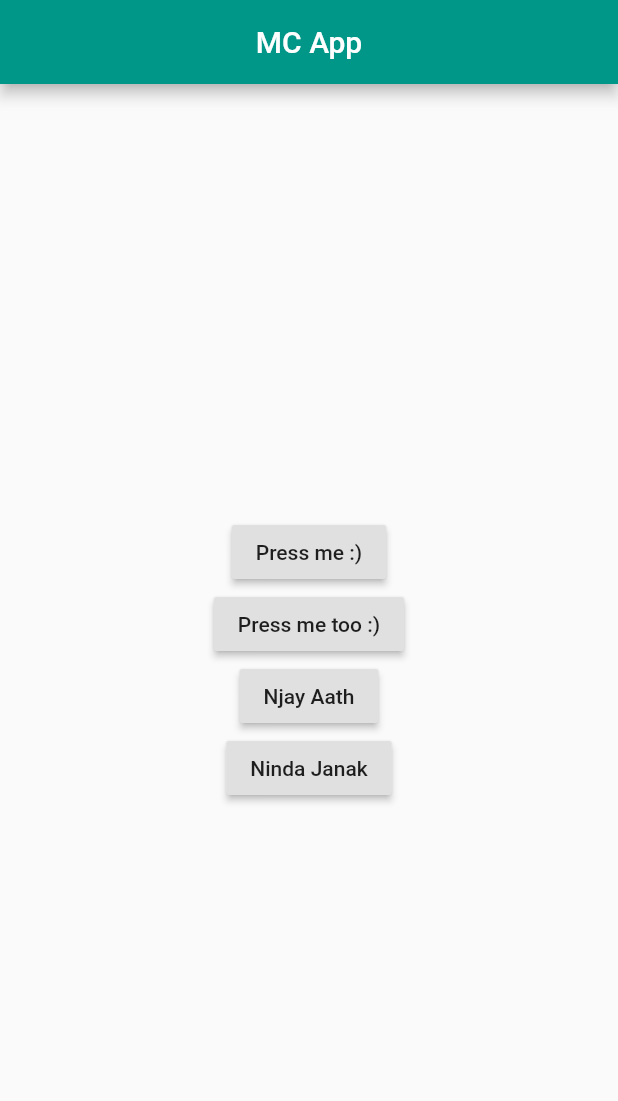
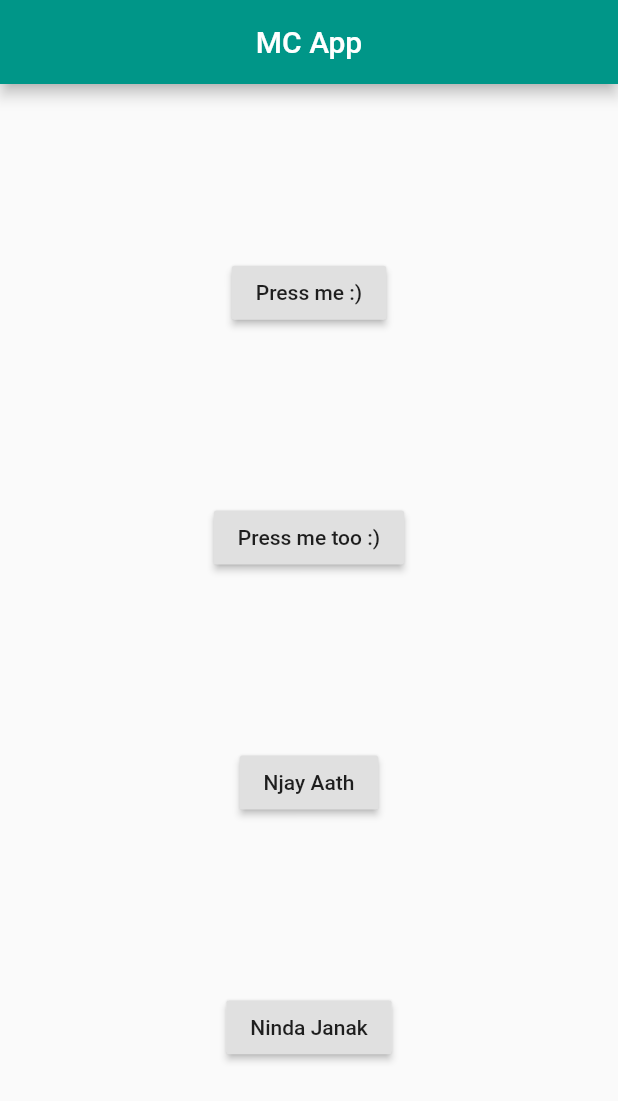
Before and after one commit to thecodepapaya/MC-App, a Flutter app: the screen it shows after launch, on a phone screen of 412 x 824 dp. Shown: the top 1101 px of the screen. Run offline on Flutter 3.47's test engine with Material 2 defaults, Android fonts, the phone set to English and light mode, and no system bars; our stand-ins replace audioplayers.

Commit message:
Arranged buttons

```diff
--- a/lib/main.dart
+++ b/lib/main.dart
@@ -60,7 +60,7 @@ class _State extends State<McApp> {
       body: Container(
         child: Center(
           child: Column(
-            mainAxisAlignment: MainAxisAlignment.center,
+            mainAxisAlignment: MainAxisAlignment.spaceEvenly,
             children: <Widget>[
               RaisedButton(
                 child: Text("Press me :)"),
```
